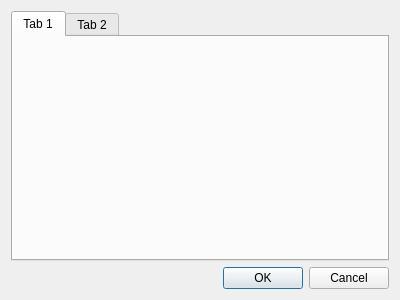
Above: ui/settings.ui from RealMihp/nekodesk before the change. Below: the same form after it.
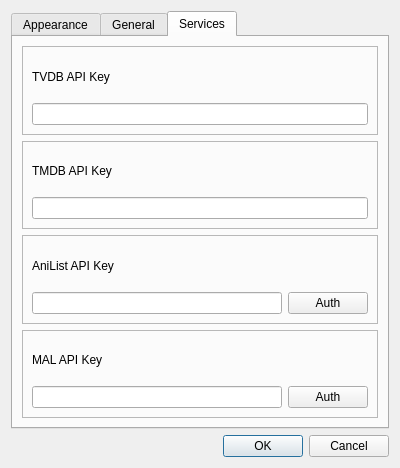
That is the form after the change.

Commit message: services settings UI

The edit to the form file:
```diff
--- a/ui/settings.ui
+++ b/ui/settings.ui
@@ -7,7 +7,7 @@
     <x>0</x>
     <y>0</y>
     <width>400</width>
-    <height>300</height>
+    <height>468</height>
    </rect>
   </property>
   <property name="windowTitle">
@@ -17,18 +17,183 @@
    <item>
     <widget class="QTabWidget" name="tabWidget">
      <property name="currentIndex">
-      <number>0</number>
+      <number>2</number>
      </property>
      <widget class="QWidget" name="tab">
       <attribute name="title">
-       <string>Tab 1</string>
+       <string>Appearance</string>
       </attribute>
      </widget>
      <widget class="QWidget" name="tab_2">
       <attribute name="title">
-       <string>Tab 2</string>
+       <string>General</string>
       </attribute>
      </widget>
+     <widget class="QWidget" name="services_tab">
+      <attribute name="title">
+       <string>Services</string>
+      </attribute>
+      <layout class="QVBoxLayout" name="verticalLayout_4">
+       <item>
+        <widget class="QFrame" name="serviceTVDB_frame">
+         <property name="frameShape">
+          <enum>QFrame::Shape::StyledPanel</enum>
+         </property>
+         <property name="frameShadow">
+          <enum>QFrame::Shadow::Raised</enum>
+         </property>
+         <layout class="QVBoxLayout" name="verticalLayout_2">
+          <item>
+           <widget class="QLabel" name="serviceTVDB_label">
+            <property name="text">
+             <string>TVDB API Key</string>
+            </property>
+           </widget>
+          </item>
+          <item>
+           <widget class="QLineEdit" name="serviceTVDB_lineEdit">
+            <property name="text">
+             <string/>
+            </property>
+            <property name="echoMode">
+             <enum>QLineEdit::EchoMode::Password</enum>
+            </property>
+            <property name="clearButtonEnabled">
+             <bool>true</bool>
+            </property>
+           </widget>
+          </item>
+         </layout>
+        </widget>
+       </item>
+       <item>
+        <widget class="QFrame" name="serviceTMDB_frame">
+         <property name="frameShape">
+          <enum>QFrame::Shape::StyledPanel</enum>
+         </property>
+         <property name="frameShadow">
+          <enum>QFrame::Shadow::Raised</enum>
+         </property>
+         <layout class="QVBoxLayout" name="verticalLayout_3">
+          <item>
+           <widget class="QLabel" name="serviceTMDB_label">
+            <property name="text">
+             <string>TMDB API Key</string>
+            </property>
+           </widget>
+          </item>
+          <item>
+           <widget class="QLineEdit" name="serviceTMDB_lineEdit">
+            <property name="text">
+             <string/>
+            </property>
+            <property name="echoMode">
+             <enum>QLineEdit::EchoMode::Password</enum>
+            </property>
+            <property name="clearButtonEnabled">
+             <bool>true</bool>
+            </property>
+           </widget>
+          </item>
+         </layout>
+        </widget>
+       </item>
+       <item>
+        <widget class="QFrame" name="serviceAniList_frame">
+         <property name="frameShape">
+          <enum>QFrame::Shape::StyledPanel</enum>
+         </property>
+         <property name="frameShadow">
+          <enum>QFrame::Shadow::Raised</enum>
+         </property>
+         <layout class="QVBoxLayout" name="verticalLayout_5">
+          <item>
+           <layout class="QVBoxLayout" name="serviceAniList_verticalLayout">
+            <item>
+             <widget class="QLabel" name="serviceAniList_label">
+              <property name="text">
+               <string>AniList API Key</string>
+              </property>
+             </widget>
+            </item>
+            <item>
+             <layout class="QHBoxLayout" name="serviceAniList_horizontalLayout">
+              <item>
+               <widget class="QLineEdit" name="serviceAniList_lineEdit">
+                <property name="text">
+                 <string/>
+                </property>
+                <property name="echoMode">
+                 <enum>QLineEdit::EchoMode::Password</enum>
+                </property>
+                <property name="clearButtonEnabled">
+                 <bool>true</bool>
+                </property>
+               </widget>
+              </item>
+              <item>
+               <widget class="QPushButton" name="serviceAniLis_Auth_pushButton">
+                <property name="text">
+                 <string>Auth</string>
+                </property>
+               </widget>
+              </item>
+             </layout>
+            </item>
+           </layout>
+          </item>
+         </layout>
+        </widget>
+       </item>
+       <item>
+        <widget class="QFrame" name="serviceMAL_frame">
+         <property name="frameShape">
+          <enum>QFrame::Shape::StyledPanel</enum>
+         </property>
+         <property name="frameShadow">
+          <enum>QFrame::Shadow::Raised</enum>
+         </property>
+         <layout class="QVBoxLayout" name="verticalLayout_6">
+          <item>
+           <layout class="QVBoxLayout" name="serviceMAL_verticalLayout">
+            <item>
+             <widget class="QLabel" name="serviceMAL_label">
+              <property name="text">
+               <string>MAL API Key</string>
+              </property>
+             </widget>
+            </item>
+            <item>
+             <layout class="QHBoxLayout" name="serviceMAL_horizontalLayout">
+              <item>
+               <widget class="QLineEdit" name="serviceMAL_lineEdit">
+                <property name="text">
+                 <string/>
+                </property>
+                <property name="echoMode">
+                 <enum>QLineEdit::EchoMode::Password</enum>
+                </property>
+                <property name="clearButtonEnabled">
+                 <bool>true</bool>
+                </property>
+               </widget>
+              </item>
+              <item>
+               <widget class="QPushButton" name="serviceMAL_Auth_pushButton">
+                <property name="text">
+                 <string>Auth</string>
+                </property>
+               </widget>
+              </item>
+             </layout>
+            </item>
+           </layout>
+          </item>
+         </layout>
+        </widget>
+       </item>
+      </layout>
+     </widget>
     </widget>
    </item>
    <item>
```
Left out of the diff: 12 changed lines with no effect on the pictures. The commit also changes 11 other files.
